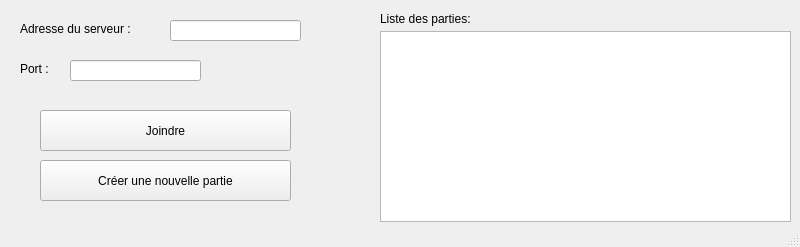
Above: joindrequitterwindow.ui from massicotteg/CLL-PixelATRClient before the change. Below: the same form after it.
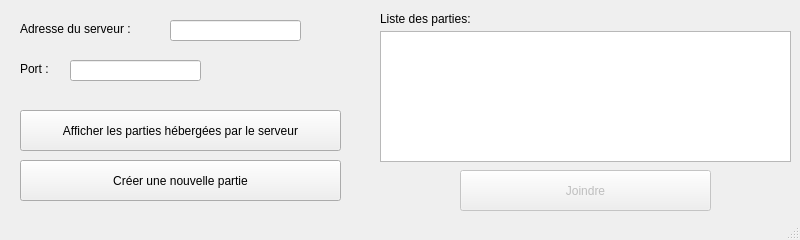
That is the form after the change.

```diff
--- a/joindrequitterwindow.ui
+++ b/joindrequitterwindow.ui
@@ -7,7 +7,7 @@
     <x>0</x>
     <y>0</y>
     <width>800</width>
-    <height>247</height>
+    <height>240</height>
    </rect>
   </property>
   <property name="windowTitle">
@@ -61,10 +61,13 @@
     </property>
    </widget>
    <widget class="QPushButton" name="btnJoindre">
+    <property name="enabled">
+     <bool>false</bool>
+    </property>
     <property name="geometry">
      <rect>
-      <x>40</x>
-      <y>110</y>
+      <x>460</x>
+      <y>170</y>
       <width>251</width>
       <height>41</height>
      </rect>
@@ -79,7 +82,7 @@
       <x>380</x>
       <y>31</y>
       <width>411</width>
-      <height>191</height>
+      <height>131</height>
      </rect>
     </property>
    </widget>
@@ -99,9 +102,9 @@
    <widget class="QPushButton" name="btnNouvellePartie">
     <property name="geometry">
      <rect>
-      <x>40</x>
+      <x>20</x>
       <y>160</y>
-      <width>251</width>
+      <width>321</width>
       <height>41</height>
      </rect>
     </property>
@@ -109,6 +112,19 @@
      <string>Créer une nouvelle partie</string>
     </property>
    </widget>
+   <widget class="QPushButton" name="btnAfficherParties">
+    <property name="geometry">
+     <rect>
+      <x>20</x>
+      <y>110</y>
+      <width>321</width>
+      <height>41</height>
+     </rect>
+    </property>
+    <property name="text">
+     <string>Afficher les parties hébergées par le serveur</string>
+    </property>
+   </widget>
   </widget>
   <widget class="QStatusBar" name="statusbar"/>
  </widget>
```
